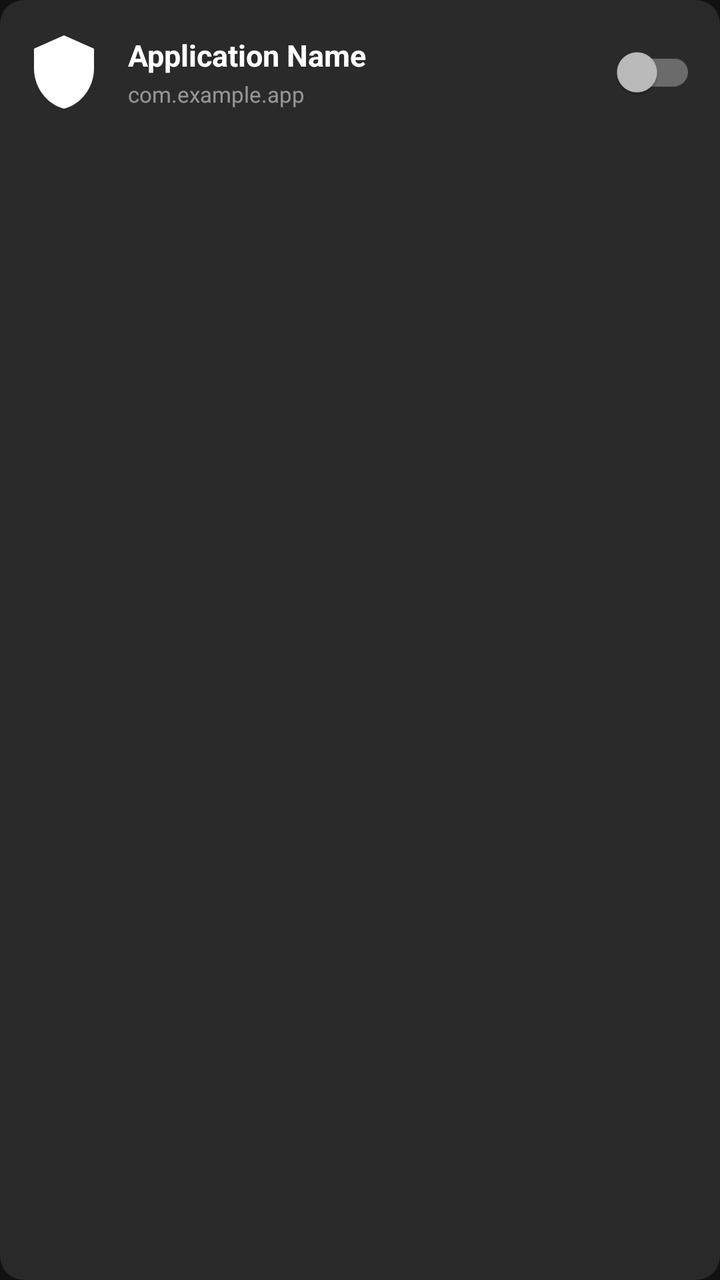
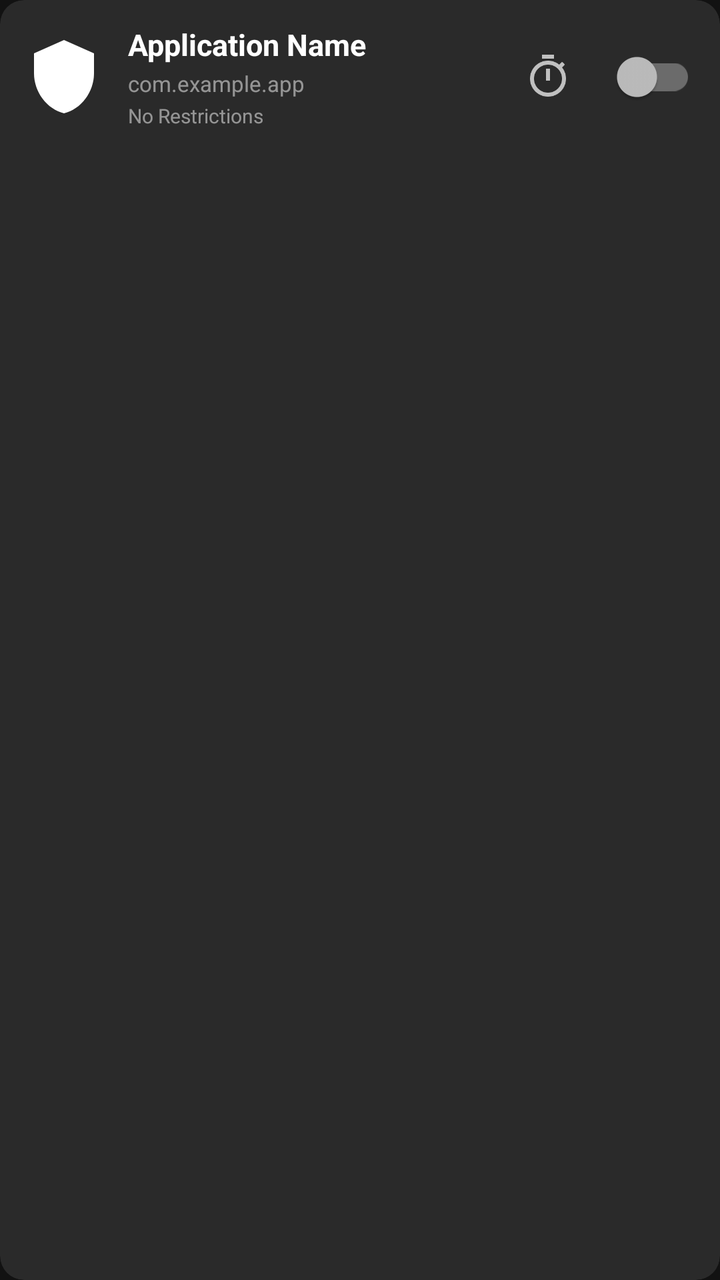

Compare the two renders of this Android layout. The source of the first and the diff that turns it into the second are given below.
<!-- AndroidManifest.xml: application theme Theme.ParentalControl -->
<!-- res/layout/item_app_info.xml -->
<?xml version="1.0" encoding="utf-8"?>
<com.google.android.material.card.MaterialCardView 
    xmlns:android="http://schemas.android.com/apk/res/android"
    xmlns:app="http://schemas.android.com/apk/res-auto"
    android:layout_width="match_parent"
    android:layout_height="wrap_content"
    android:layout_marginBottom="8dp"
    app:cardCornerRadius="12dp"
    app:cardElevation="0dp"
    app:cardBackgroundColor="#1AFFFFFF"
    app:strokeWidth="0dp">

    <LinearLayout
        android:layout_width="match_parent"
        android:layout_height="wrap_content"
        android:orientation="horizontal"
        android:gravity="center_vertical"
        android:padding="12dp">

        <ImageView
            android:id="@+id/ivAppIcon"
            android:layout_width="40dp"
            android:layout_height="40dp"
            android:src="@drawable/ic_shield"
            android:layout_marginEnd="12dp"
            android:contentDescription="App Icon" />

        <LinearLayout
            android:layout_width="0dp"
            android:layout_height="wrap_content"
            android:layout_weight="1"
            android:orientation="vertical">

            <TextView
                android:id="@+id/tvAppName"
                android:layout_width="wrap_content"
                android:layout_height="wrap_content"
                android:text="Application Name"
                android:textColor="#FFFFFF"
                android:textSize="15sp"
                android:textStyle="bold"
                android:ellipsize="end"
                android:singleLine="true" />

            <TextView
                android:id="@+id/tvAppPackage"
                android:layout_width="wrap_content"
                android:layout_height="wrap_content"
                android:text="com.example.app"
                android:textColor="#80FFFFFF"
                android:textSize="11sp"
                android:layout_marginTop="2dp"
                android:ellipsize="end"
                android:singleLine="true" />
        </LinearLayout>

        <androidx.appcompat.widget.SwitchCompat
            android:id="@+id/switchBlocked"
            android:layout_width="wrap_content"
            android:layout_height="wrap_content"
            android:layout_marginStart="12dp"
            android:text=""
            app:showText="false" />

    </LinearLayout>
</com.google.android.material.card.MaterialCardView>
<!-- resources referenced by this layout -->
<resources>
  <!-- drawable ic_shield (drawable) -->
  <vector xmlns:android="http://schemas.android.com/apk/res/android"
      android:width="24dp"
      android:height="24dp"
      android:viewportWidth="24.0"
      android:viewportHeight="24.0">
      <path
          android:fillColor="#FFFFFFFF"
          android:pathData="M12,1L3,5v6c0,5.55 3.84,10.74 9,12c5.16,-1.26 9,-6.45 9,-12V5L12,1z" />
  </vector>
  <style name="Theme.ParentalControl" parent="Theme.MaterialComponents.NoActionBar">
          
          <item name="colorPrimary">#D0BCFF</item>
          <item name="colorPrimaryVariant">#6200EE</item>
          <item name="colorOnPrimary">#000000</item>
          
          
          <item name="android:windowBackground">#121212</item>
          <item name="android:statusBarColor">#121212</item>
      </style>
</resources>

<!-- the commit's change to res/layout/item_app_info.xml (unified diff, before → after) -->
@@ -52,13 +52,36 @@
                 android:layout_marginTop="2dp"
                 android:ellipsize="end"
                 android:singleLine="true" />
+
+            <TextView
+                android:id="@+id/tvAppScheduleStatus"
+                android:layout_width="wrap_content"
+                android:layout_height="wrap_content"
+                android:text="No Restrictions"
+                android:textColor="#80FFFFFF"
+                android:textSize="10sp"
+                android:layout_marginTop="2dp"
+                android:ellipsize="end"
+                android:singleLine="true" />
         </LinearLayout>
+
+        <ImageButton
+            android:id="@+id/btnConfigureSchedule"
+            android:layout_width="36dp"
+            android:layout_height="36dp"
+            android:layout_marginStart="8dp"
+            android:background="?attr/selectableItemBackgroundBorderless"
+            android:contentDescription="Configure Schedule"
+            android:padding="6dp"
+            android:scaleType="fitCenter"
+            android:src="@drawable/ic_timer"
+            app:tint="#B3FFFFFF" />
 
         <androidx.appcompat.widget.SwitchCompat
             android:id="@+id/switchBlocked"
             android:layout_width="wrap_content"
             android:layout_height="wrap_content"
-            android:layout_marginStart="12dp"
+            android:layout_marginStart="8dp"
             android:text=""
             app:showText="false" />
 
<!-- resource entries referenced after the edit -->
@@ -9,6 +9,16 @@
       <path
           android:fillColor="#FFFFFFFF"
           android:pathData="M12,1L3,5v6c0,5.55 3.84,10.74 9,12c5.16,-1.26 9,-6.45 9,-12V5L12,1z" />
+  </vector>
+  <!-- drawable ic_timer (drawable) -->
+  <vector xmlns:android="http://schemas.android.com/apk/res/android"
+      android:width="24dp"
+      android:height="24dp"
+      android:viewportWidth="24.0"
+      android:viewportHeight="24.0">
+      <path
+          android:fillColor="#FFFFFFFF"
+          android:pathData="M15,1H9v2h6V1z M11,14h2V8h-2V14z M19.03,7.39l1.42,-1.42c-0.43,-0.51 -0.9,-0.99 -1.41,-1.41l-1.42,1.42C16.07,4.74 14.12,4 12,4c-4.97,0 -9,4.03 -9,9s4.03,9 9,9 9,-4.03 9,-9c0,-2.12 -0.74,-4.07 -1.97,-5.61z M12,20c-3.87,0 -7,-3.13 -7,-7s3.13,-7 7,-7 7,3.13 7,7 -3.13,7 -7,7z" />
   </vector>
   <style name="Theme.ParentalControl" parent="Theme.MaterialComponents.NoActionBar">
           
